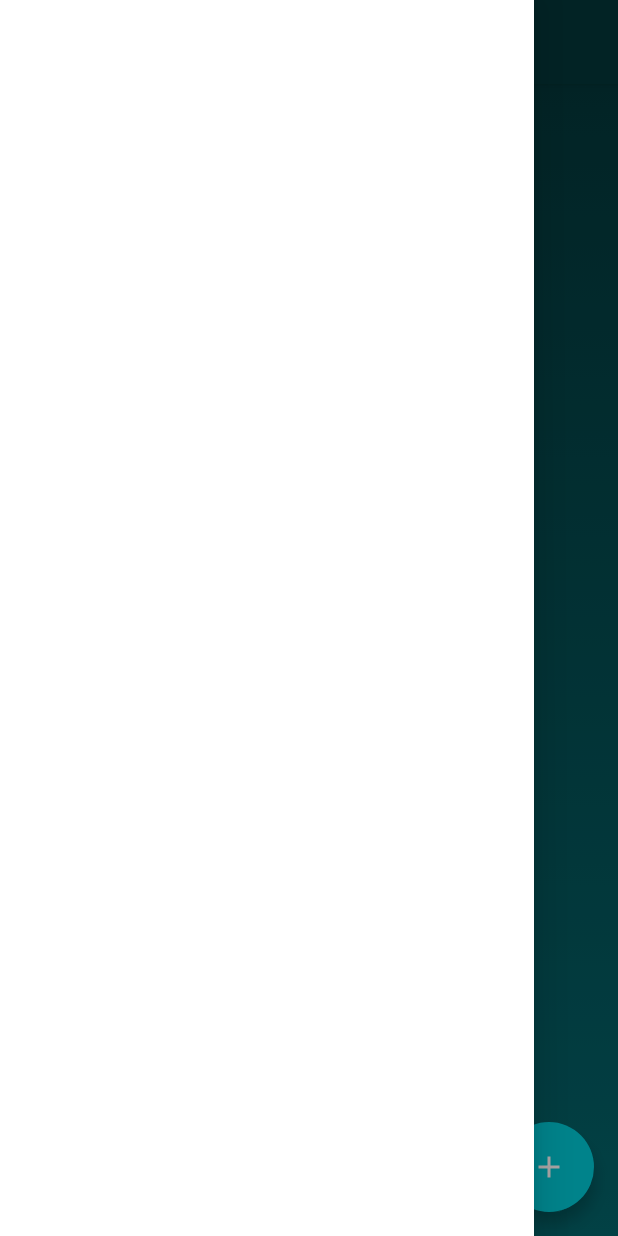
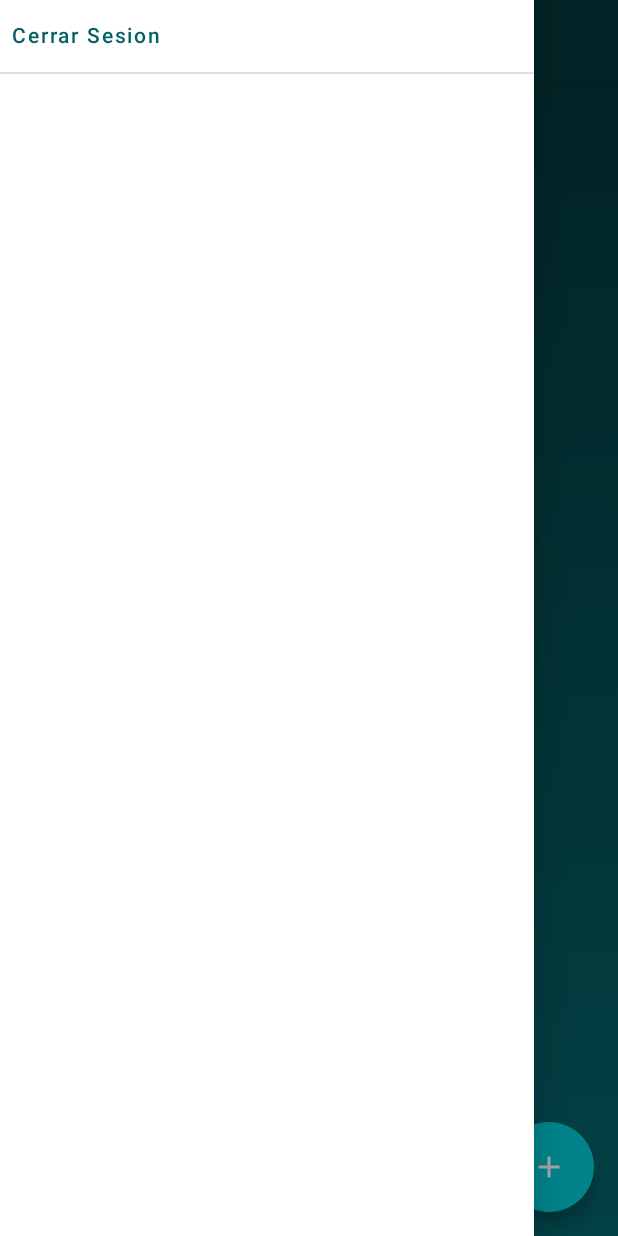
Before and after one commit to BogaDevelopment/ShoppingListCompose, an Android app built with Jetpack Compose: the ShoppingCartScreen screen opened through its navigation route, after a tap on "Menu Icon", on a phone screen of 412 x 824 dp. Run offline under Robolectric (Android 15) with nearby library versions, the phone set to English and light mode, and no system bars; our stand-ins replace Firebase (no records; nobody signed in at launch, a user with empty details on screens opened directly), accompanist, livedata-compose.

Commit message:
US14 - Add to funcionality to close the sesion

```diff
--- a/app/src/main/java/com/bogadevelopment/shoppinglist/MainActivity.kt
+++ b/app/src/main/java/com/bogadevelopment/shoppinglist/MainActivity.kt
@@ -52,7 +52,7 @@ class MainActivity : ComponentActivity() {
                     NavHost(navController = navigationController, startDestination = startDestination){
                         composable(Routes.LoginScreen.route){ LoginScreen(loginViewModel = LoginViewModel(), navigationController) }
                         composable(Routes.RegisterScreen.route){ RegisterScreen(registerViewModel = RegisterViewModel(),navigationController) }
-                        composable(Routes.ShoppingCartScreen.route){ ShoppingCartScreen() }
+                        composable(Routes.ShoppingCartScreen.route){ ShoppingCartScreen(navigationController) }
                     }
                 }
             }
--- a/app/src/main/java/com/bogadevelopment/shoppinglist/shoppingCart/ui/ShoppingCartScreen.kt
+++ b/app/src/main/java/com/bogadevelopment/shoppinglist/shoppingCart/ui/ShoppingCartScreen.kt
@@ -12,13 +12,16 @@ import androidx.compose.runtime.rememberCoroutineScope
 import androidx.compose.ui.Modifier
 import androidx.compose.ui.graphics.Brush
 import androidx.compose.ui.unit.dp
+import androidx.navigation.NavHostController
+import com.bogadevelopment.shoppinglist.Routes
+import com.google.firebase.auth.FirebaseAuth
 import kotlinx.coroutines.CoroutineScope
 import kotlinx.coroutines.launch
 
 
 @SuppressLint("UnusedMaterialScaffoldPaddingParameter")
 @Composable
-fun ShoppingCartScreen() {
+fun ShoppingCartScreen(navigationController: NavHostController) {
     val scaffoldState = rememberScaffoldState()
     val scope = rememberCoroutineScope()
 
@@ -26,7 +29,7 @@ fun ShoppingCartScreen() {
         content = { Content() },
         topBar = { ToolBar(scope, scaffoldState)},
         scaffoldState = scaffoldState,
-        drawerContent = {Drawer()},
+        drawerContent = {Drawer(navigationController)},
         floatingActionButton = { FAB() },
         floatingActionButtonPosition = FabPosition.End
     )
@@ -34,18 +37,18 @@ fun ShoppingCartScreen() {
 }
 
 @Composable
-fun Drawer(){
-    val menu_items = listOf(
-        ""
-    )
-    Column(){
-        menu_items.forEach{item ->
-            TextButton(onClick = { /*TODO*/ }) {
-                Text(item,
-                    modifier = Modifier.fillMaxWidth())
-            }
+fun Drawer(navigationController: NavHostController) {
+    Column(modifier = Modifier.fillMaxWidth()){
+        TextButton(onClick = { LogOut(navigationController) }) {
+            Text(text = "Cerrar Sesion")
         }
+        Divider()
     }
+}
+
+fun LogOut(navigationController: NavHostController){
+    FirebaseAuth.getInstance().signOut()
+    navigationController.navigate(Routes.LoginScreen.route)
 }
 
 @Composable
```
